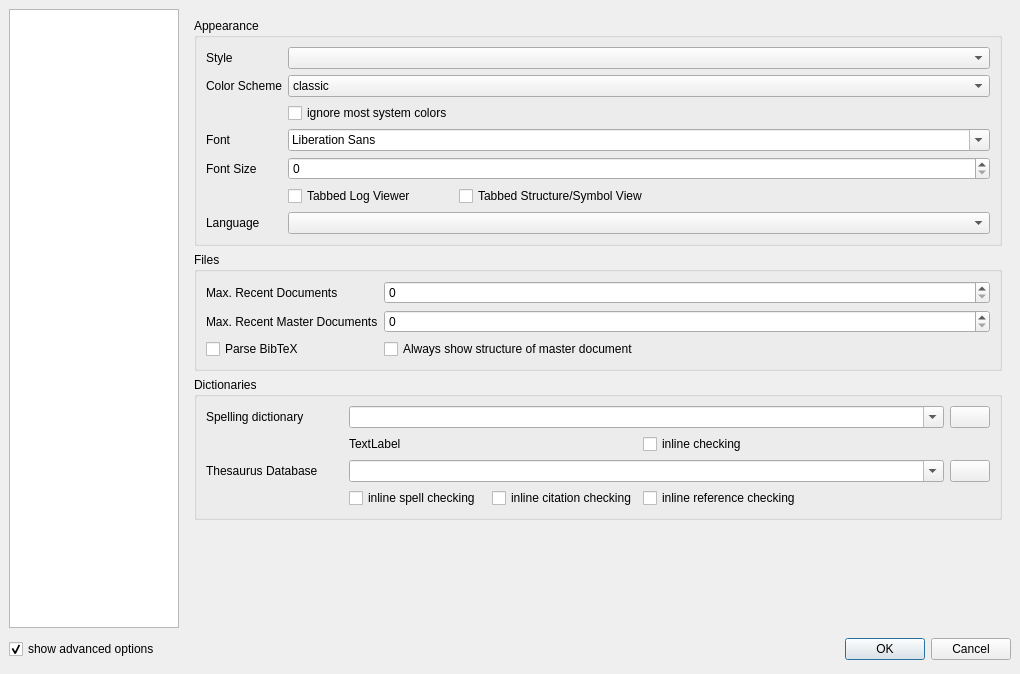
The window that configdialog.ui (svn2github/texstudio-trunk) describes before a commit, drawn with Qt 5.
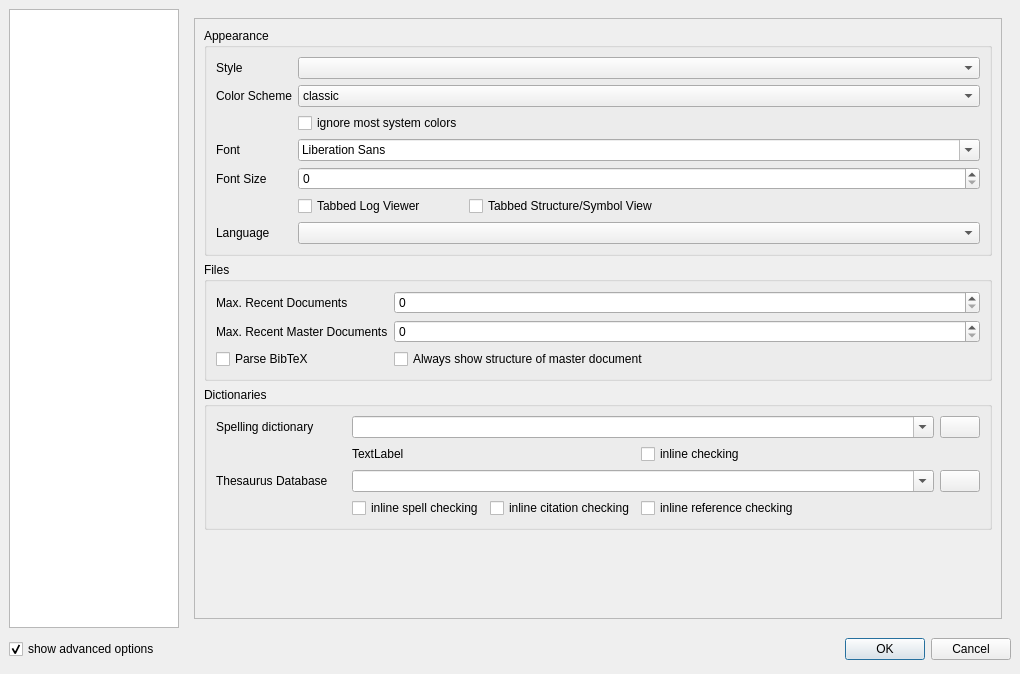
The same window after the commit. The open tabs and pages were chosen to show the change. Icons and pictures are not drawn.

Commit message: handle small screen heights gracefuler (configdialog/general options)

Patch:
```diff
--- a/configdialog.ui
+++ b/configdialog.ui
@@ -132,6 +132,21 @@
      <widget class="QWidget" name="page_2">
       <layout class="QVBoxLayout">
        <item>
+        <widget class="QScrollArea" name="scrollArea">
+         <property name="widgetResizable">
+          <bool>true</bool>
+         </property>
+         <widget class="QWidget" name="scrollAreaWidgetContents">
+          <property name="geometry">
+           <rect>
+            <x>0</x>
+            <y>0</y>
+            <width>798</width>
+            <height>597</height>
+           </rect>
+          </property>
+          <layout class="QVBoxLayout" name="verticalLayout">
+           <item>
         <widget class="QGroupBox" name="groupBox_6">
          <property name="title">
           <string>Appearance</string>
@@ -295,7 +310,7 @@
           <bool>true</bool>
          </property>
          <layout class="QGridLayout">
-          <item row="0" column="0">
+              <item row="1" column="0">
            <widget class="QLabel" name="label_8">
             <property name="sizePolicy">
              <sizepolicy hsizetype="Minimum" vsizetype="Preferred">
@@ -308,7 +323,7 @@
             </property>
            </widget>
           </item>
-          <item row="0" column="1">
+              <item row="1" column="1">
            <widget class="QSpinBox" name="spinBoxMaxRecentFiles">
             <property name="sizePolicy">
              <sizepolicy hsizetype="Expanding" vsizetype="Fixed">
@@ -318,7 +333,7 @@
             </property>
            </widget>
           </item>
-          <item row="1" column="0">
+              <item row="2" column="0">
            <widget class="QLabel" name="label_10">
             <property name="sizePolicy">
              <sizepolicy hsizetype="Minimum" vsizetype="Preferred">
@@ -331,7 +346,7 @@
             </property>
            </widget>
           </item>
-          <item row="1" column="1">
+              <item row="2" column="1">
            <widget class="QSpinBox" name="spinBoxMaxRecentProjects">
             <property name="sizePolicy">
              <sizepolicy hsizetype="Expanding" vsizetype="Fixed">
@@ -341,14 +356,14 @@
             </property>
            </widget>
           </item>
-          <item row="2" column="0">
+              <item row="3" column="0">
            <widget class="QCheckBox" name="checkBoxParseBibTeX">
             <property name="text">
              <string>Parse BibTeX</string>
             </property>
            </widget>
           </item>
-          <item row="2" column="1">
+              <item row="3" column="1">
            <widget class="QCheckBox" name="checkBoxParseMaster">
             <property name="text">
              <string>Always show structure of master document</string>
@@ -505,10 +520,14 @@
          <property name="sizeHint" stdset="0">
           <size>
            <width>20</width>
-           <height>40</height>
+               <height>0</height>
           </size>
          </property>
         </spacer>
+           </item>
+          </layout>
+         </widget>
+        </widget>
        </item>
       </layout>
      </widget>
```
Left out of the diff: 2 changed lines with no effect on the pictures. Lines whose indentation alone changed are shown as unchanged.
